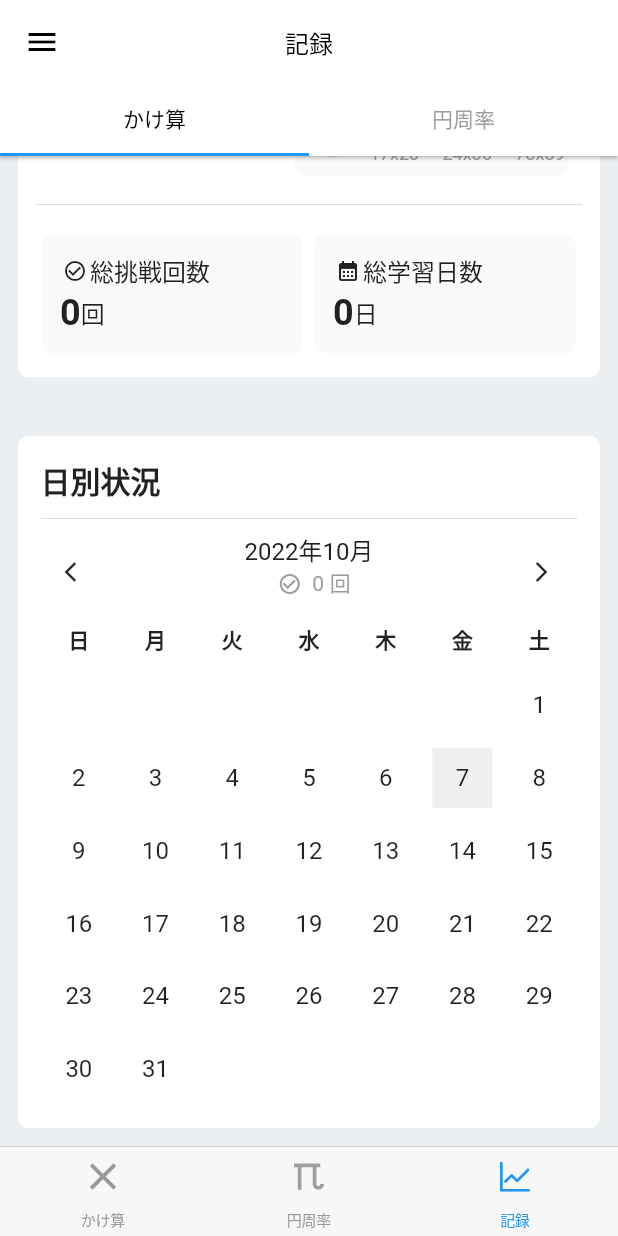
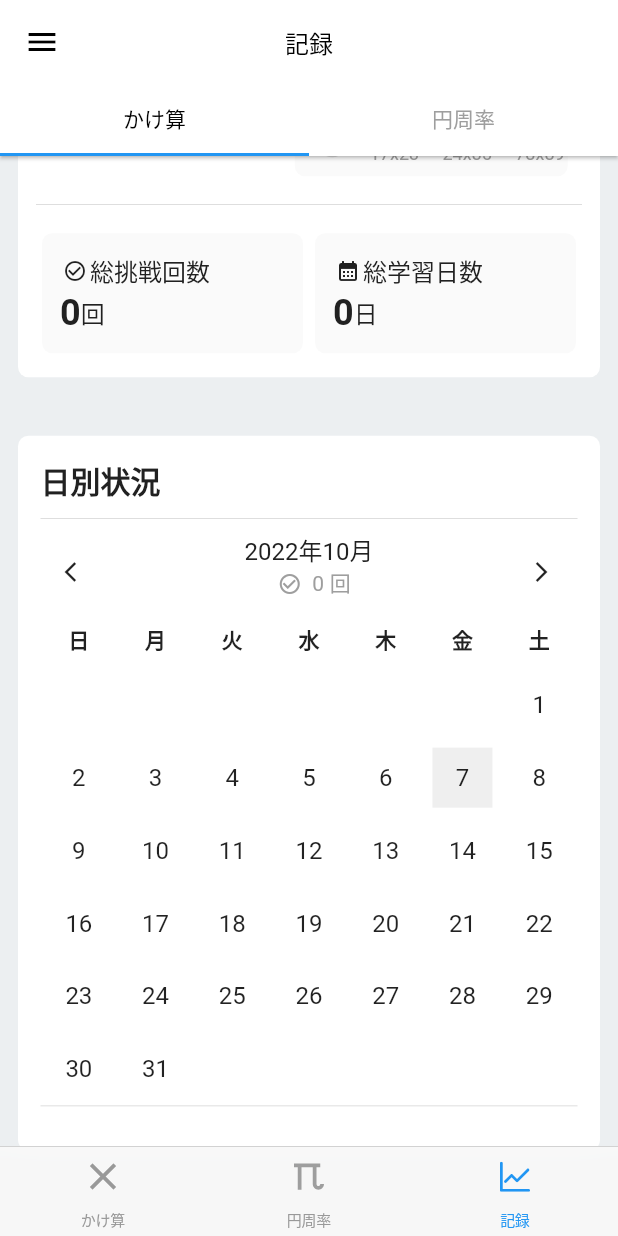
Before and after one commit to matsumo-and/Flutter_Pi_Memorization, a Flutter app: the screen it shows after launch, item 3 of the bottom bar chosen, scrolled down 259 dp, on a phone screen of 412 x 824 dp. Run offline on Flutter 3.47's test engine with Material 2 defaults, Android fonts, the phone set to English and light mode, and no system bars; our stand-ins replace flutter_riverpod, flutter_svg, freezed_annotation, google_fonts, hive, hive_flutter and 1 more; accounts and stored records are empty; key blocks and very long unbroken strings in the code were emptied for the run.

Commit message:
[feat]カレンダー下に月別詳細を実装

```diff
--- a/lib/view/multiplication/tappable_card.dart
+++ b/lib/view/multiplication/tappable_card.dart
@@ -15,7 +15,8 @@ class TappableCard extends StatelessWidget {
     required this.onTap,
     this.height = 80,
     this.margin = const EdgeInsets.all(0),
-    this.border = const RoundedRectangleBorder(),
+    this.border = const RoundedRectangleBorder(
+        borderRadius: BorderRadius.all(Radius.circular(7))),
     this.ignoring = true,
   }) : super(key: key);
 
--- a/lib/view/progress_record/calendar.dart
+++ b/lib/view/progress_record/calendar.dart
@@ -205,7 +205,69 @@ class ProgressCalendarState extends ConsumerState<ProgressCalendar> {
                           context: context,
                           date: DateTime(
                               firstDay.year, firstDay.month + month, 1)))),
-            )
+            ),
+
+            //下線
+            Container(
+              height: 15,
+              padding: const EdgeInsets.symmetric(horizontal: 8, vertical: 6),
+              decoration: const BoxDecoration(
+                border: Border(
+                    top: BorderSide(
+                        width: 0.5, color: Color.fromRGBO(33, 33, 33, 0.2))),
+              ),
+            ),
+
+            //現在の表示されているカレンダーの年月をListenする
+            ValueListenableBuilder<DateTime>(
+                valueListenable: viewDate,
+                builder: (context, value, _) {
+                  ///各月の総挑戦回数　＝　[yyyyMM]を含むList中の全ての挑戦回数の足し合わせ
+                  final DateFormat format = DateFormat('yyyyMM');
+                  final List<TotalChallengesRecord> totalChallengesListByMonth =
+                      recordList
+                          .where((record) =>
+                              record.date!.contains(format.format(value)))
+                          .toList();
+
+                  return Column(
+                    children: totalChallengesListByMonth.map(
+                      (record) {
+                        //表示用の日付フォーマットに変換
+                        final DateTime date = DateTime.parse(record.date!);
+                        final DateFormat recordFormat = DateFormat('MM月dd日');
+                        final String recordDate = recordFormat.format(date);
+
+                        return Column(
+                          crossAxisAlignment: CrossAxisAlignment.start,
+                          children: [
+                            Container(
+                              width: MediaQuery.of(context).size.width,
+                              padding: const EdgeInsets.only(
+                                  top: 9, bottom: 3, left: 6),
+                              child: Text(recordDate),
+                            ),
+                            Container(
+                              width: MediaQuery.of(context).size.width,
+                              padding: const EdgeInsets.only(
+                                  top: 3, bottom: 9, left: 6),
+                              child: Text(
+                                '${record.totalChallenges} 回',
+                                style: Theme.of(context)
+                                    .textTheme
+                                    .headline2
+                                    ?.copyWith(
+                                      fontSize: 18,
+                                      fontWeight: FontWeight.w500,
+                                    ),
+                              ),
+                            ),
+                          ],
+                        );
+                      },
+                    ).toList(),
+                  );
+                }),
           ],
         ),
       ),
```
